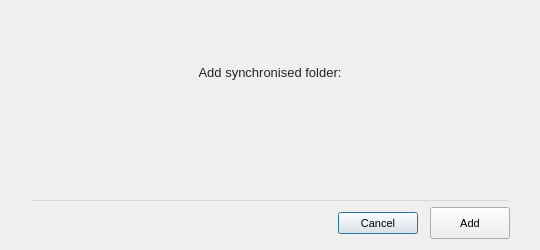
Before: the Qt Designer form src/MEGASync/gui/macx/BindFolderDialog.ui in meganz/MEGAsync, drawn with Qt 5.
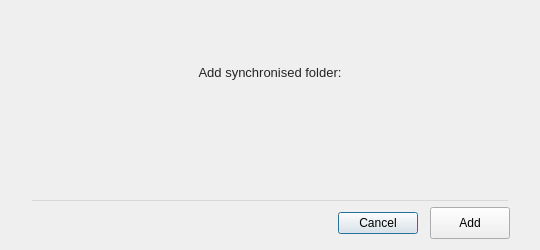
After: the same form once the commit is applied. Icons and pictures are not drawn. Custom widgets are drawn as their Qt base class.

Commit message: SNC-2319. Node Selector dialog revamp with new columns and features.

```diff
--- a/src/MEGASync/gui/macx/BindFolderDialog.ui
+++ b/src/MEGASync/gui/macx/BindFolderDialog.ui
@@ -29,7 +29,7 @@
    <string>Add folder</string>
   </property>
   <property name="styleSheet">
-   <string notr="true">QWidget
+   <string notr="true">QWidget#BindFolderDialog
 {
 font-size: 11px;
 }
```
The commit also changes 111 other files.
